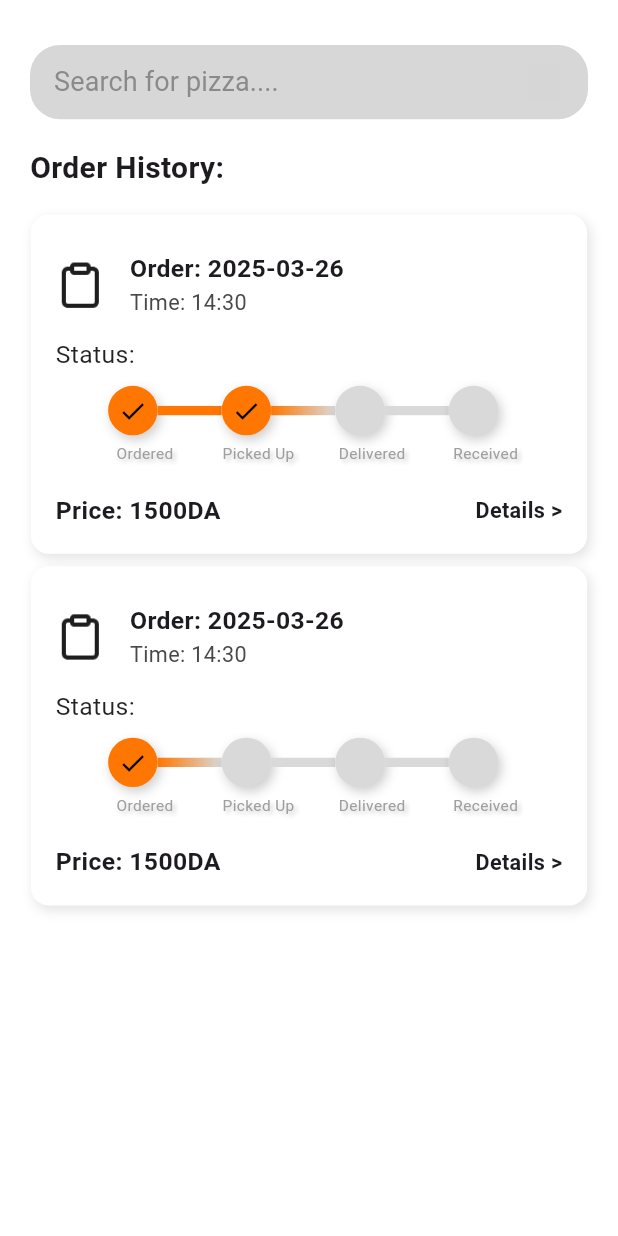
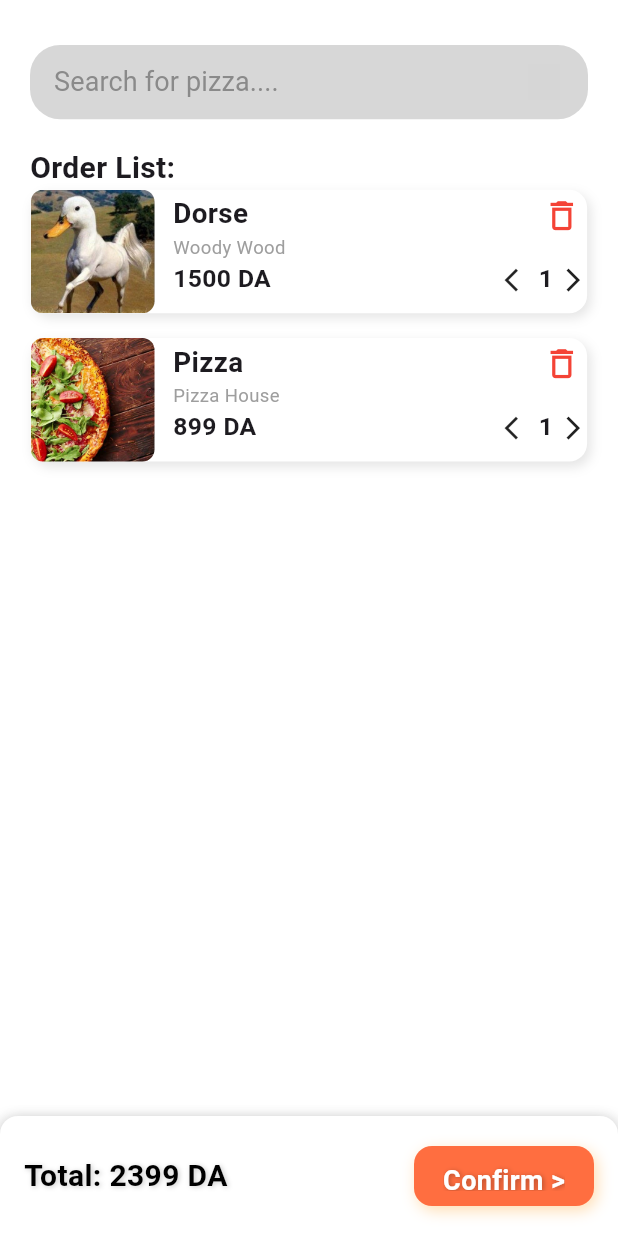
Before and after one commit to ansel-cordel/project_2CP, a Flutter app: the screen it shows after launch, after a tap on the "add" icon, on a phone screen of 412 x 824 dp. Run offline on Flutter 3.47's test engine with Material 3 defaults, Android fonts, the phone set to English and light mode, and no system bars; our stand-ins replace flutter_riverpod, get, google_fonts, riverpod_annotation; generated files the repository leaves out were written again; grey boxes are pictures that could not be loaded.

Commit message:
finished the order histoy and order list

```diff
--- a/lib/features/home/presentation/todays_menu.dart
+++ b/lib/features/home/presentation/todays_menu.dart
@@ -1,5 +1,7 @@
 import 'package:flutter/material.dart';
-import 'package:project_2cp/features/orders/presentation/orderhistory.dart';
+import 'package:project_2cp/features/orderhisyory/presentation/orderhistory.dart';
+import 'package:project_2cp/features/orderlist/presentation/orderlistpage.dart';
+
 import 'package:get/get.dart';
 
 class TodaysMenu_text extends StatelessWidget {
@@ -113,7 +115,7 @@ class _TodaysMenu_widgetState extends State<TodaysMenu_widget> {
                               children: [
                                 IconButton(
                                   onPressed: () {
-                                    num1 = num1 - 1;
+                                    Get.to(OrderHistoryPage());
                                   },
                                   icon: Icon(Icons.arrow_back_ios,
                                       color: Colors.black),
@@ -189,7 +191,7 @@ class _TodaysMenu_widgetState extends State<TodaysMenu_widget> {
               shape: RoundedRectangleBorder(
                   borderRadius: BorderRadius.circular(40)),
               onPressed: () {
-                Get.to(() => OrderHistoryPage());
+                Get.to(() => OrderListPage());
               },
               backgroundColor: Colors.orange[800],
               child: Icon(
--- /dev/null
+++ b/lib/features/orderhisyory/data/ordermodel.dart
@@ -0,0 +1,26 @@
+import 'package:project_2cp/features/orderlist/data/ordermodel.dart';
+
+class OrderHistory {
+  final String date;
+  final String time;
+  final int state;
+  final int price;
+  OrderHistory({
+    required this.date,
+    required this.price,
+    required this.state,
+    required this.time,
+  });
+  factory OrderHistory.fromOrder(Order order) {
+    return OrderHistory(
+      time:"HH-MM-SS" ,
+
+
+      price: order.price,
+
+
+      date: "DD-MM-YYYY",
+      state: 0, // Default status
+    );
+  }
+}
--- /dev/null
+++ b/lib/features/orderhisyory/presentation/orderhistory.dart
@@ -0,0 +1,62 @@
+import 'package:flutter/material.dart';
+import 'package:flutter_riverpod/flutter_riverpod.dart';
+import 'orderhistorywidget.dart';
+import 'package:project_2cp/core/widgets/search_widget.dart';
+
+import 'package:project_2cp/features/orderhisyory/providers/orderhistoryprovider.dart';
+
+class OrderHistoryPage extends ConsumerWidget {
+  const OrderHistoryPage({super.key});
+
+  @override
+  Widget build(BuildContext context, WidgetRef ref) {
+    final confirmedOrders = ref.watch(orderHistoryProvider); // Ensure you pass the correct provider
+
+    return Scaffold(
+      backgroundColor: Colors.white,
+      body: SingleChildScrollView(
+        child: Column(
+          children: [
+            Padding(
+              padding: EdgeInsets.symmetric(horizontal: 20),
+              child: search(),
+            ),
+            SizedBox(height: 8),
+            Align(
+              alignment: Alignment.centerLeft,
+              child: Padding(
+                padding: EdgeInsets.symmetric(horizontal: 20),
+                child: Text(
+                  "Order History:",
+                  style: TextStyle(fontWeight: FontWeight.bold, fontSize: 20),
+                ),
+              ),
+            ),
+            ListView.builder(
+              shrinkWrap: true,
+              physics: NeverScrollableScrollPhysics(),
+              padding: EdgeInsets.symmetric(
+                horizontal: MediaQuery.of(context).size.width * 0.05,
+                vertical: MediaQuery.of(context).size.height * 0.02,
+              ),
+              itemCount: confirmedOrders.length,
+              itemBuilder: (context, index) {
+                return Column(
+                  children: [
+                    OrderHistoryCard(
+                      date: confirmedOrders[index].date,
+                      time: confirmedOrders[index].time,
+                      state: confirmedOrders[index].state,
+                      price: confirmedOrders[index].price,
+                    ),
+                    SizedBox(height: MediaQuery.of(context).size.height * 0.01),
+                  ],
+                );
+              },
+            ),
+          ],
+        ),
+      ),
+    );
+  }
+}
--- a/lib/features/orders/presentation/orderhistorywidget.dart
+++ b/lib/features/orderhisyory/presentation/orderhistorywidget.dart
@@ -1,12 +1,15 @@
 import 'package:flutter/material.dart';
-import 'package:project_2cp/features/orders/presentation/track.dart';
+import 'package:project_2cp/features/orderhisyory/presentation/track.dart';
 
-class OrderCard {
-  static Widget addOrder(
-      {required String date,
-      required String time,
-      required int state,
-      required BuildContext context}) {
+class OrderHistoryCard extends StatelessWidget {
+  final String date;
+  final String time;
+  final int state;
+  final int price;
+  OrderHistoryCard(
+      {super.key, required this.date, required this.time, required this.state,required this.price});
+  @override
+  Widget build(BuildContext context) {
     return Column(
       crossAxisAlignment: CrossAxisAlignment.start,
       children: [
@@ -78,7 +81,7 @@ class OrderCard {
                 mainAxisAlignment: MainAxisAlignment.spaceBetween,
                 children: [
                   Text(
-                    "Price: 1500DA",
+                    "Price: $price DA",
                     style: TextStyle(
                       fontSize: MediaQuery.of(context).size.width * 0.04,
                       fontWeight: FontWeight.bold,
--- /dev/null
+++ b/lib/features/orderhisyory/providers/orderhistoryprovider.dart
@@ -0,0 +1,21 @@
+import 'package:project_2cp/features/orderlist/data/ordermodel.dart';
+import 'package:project_2cp/features/orderhisyory/data/ordermodel.dart';
+import 'package:flutter_riverpod/flutter_riverpod.dart';
+
+
+class OrderHistoryNotifier extends StateNotifier<List<OrderHistory>> {
+  OrderHistoryNotifier() : super([
+OrderHistory(date: "DD-MM-YYYY", price: 1500, state: 1, time: "HH-MM-SS"),
+OrderHistory(date: "DD-MM-YYYY", price: 3500, state: 3, time: "HH-MM-SS")
+
+  ]);
+
+  void addOrders(List<Order> newOrders) {
+    List<OrderHistory> convertedOrders = newOrders.map((order) => OrderHistory.fromOrder(order)).toList();
+    state = [...state, ...convertedOrders]; // Append converted orders
+  }
+}
+
+final orderHistoryProvider = StateNotifierProvider<OrderHistoryNotifier, List<OrderHistory>>(
+  (ref) => OrderHistoryNotifier(),
+);
--- /dev/null
+++ b/lib/features/orderlist/data/ordermodel.dart
@@ -0,0 +1,15 @@
+class Order {
+  final String id; // Unique identifier for each order
+  final String name;
+  final String resto;
+  final String image;
+  final int price;
+
+  Order({
+    required this.id,
+    required this.image,
+    required this.name,
+    required this.price,
+    required this.resto,
+  });
+}
--- /dev/null
+++ b/lib/features/orderlist/presentation/orderlistpage.dart
@@ -0,0 +1,155 @@
+import 'package:flutter/material.dart';
+import 'package:flutter_riverpod/flutter_riverpod.dart';
+import 'package:project_2cp/features/orderhisyory/presentation/orderhistory.dart';
+import 'package:project_2cp/features/orderlist/presentation/orderwidget.dart';
+import 'package:project_2cp/features/orderlist/providers/totalprovider.dart';
+import 'package:project_2cp/core/widgets/search_widget.dart';
+import 'package:project_2cp/features/orderlist/providers/listprovider.dart';
+import 'package:project_2cp/features/orderhisyory/providers/orderhistoryprovider.dart';
+import 'package:get/get.dart';
+
+class OrderListPage extends ConsumerWidget {
+  const OrderListPage({super.key});
+
+  @override
+  Widget build(BuildContext context, WidgetRef ref) {
+    final orders = ref.watch(orderListProvider);
+    final totalPrice = ref.watch(totalProvider);
+    final double screenWidth = MediaQuery.of(context).size.width;
+    final double screenheight = MediaQuery.of(context).size.height;
+
+    return Scaffold(
+      backgroundColor: Colors.white,
+      body: Column(
+        children: [
+          Padding(
+            padding: EdgeInsets.symmetric(horizontal: 20),
+            child: search(),
+          ),
+          SizedBox(
+            height: 8,
+          ),
+          Align(
+              alignment: Alignment.centerLeft,
+              child: Padding(
+                padding: EdgeInsets.symmetric(horizontal: 20),
+                child: Text("Order List:",
+                    style:
+                        TextStyle(fontWeight: FontWeight.bold, fontSize: 20)),
+              )),
+          Expanded(
+            child: ListView.builder(
+              itemCount: orders.length,
+              itemBuilder: (context, index) {
+                return Column(
+                  children: [
+                    OrderCard(
+                      id: orders[index].id,
+                      name: orders[index].name,
+                      price: orders[index].price,
+                      resto: orders[index].resto,
+                      image: orders[index].image,
+                      onDelete: () => ref
+                          .read(orderListProvider.notifier)
+                          .removeOrder(orders[index].id),
+                    ),
+                    SizedBox(
+                      height: screenheight * 0.02,
+                    )
+                  ],
+                );
+              },
+            ),
+          ),
+        ],
+      ),
+      bottomNavigationBar: SizedBox(
+        height: 80,
+        child: Container(
+          width: screenWidth,
+          padding: const EdgeInsets.symmetric(horizontal: 16),
+          decoration: BoxDecoration(
+            color: Colors.white,
+            borderRadius: const BorderRadius.only(
+              topLeft: Radius.circular(12),
+              topRight: Radius.circular(12),
+            ),
+            boxShadow: [
+              BoxShadow(
+                color: Colors.black.withOpacity(0.1),
+                blurRadius: 6,
+                offset: const Offset(-3, 0),
+              ),
+              BoxShadow(
+                color: Colors.black.withOpacity(0.1),
+                blurRadius: 6,
+                offset: const Offset(3, 0),
+              ),
+            ],
+          ),
+          child: Row(
+            mainAxisAlignment: MainAxisAlignment.spaceBetween,
+            children: [
+              Text(
+                "Total: $totalPrice DA",
+                style: TextStyle(
+                  fontSize: 20,
+                  fontWeight: FontWeight.bold,
+                  color: Colors.black,
+                  shadows: [
+                    Shadow(
+                      color: Colors.black.withOpacity(0.2),
+                      blurRadius: 4,
+                      offset: const Offset(1, 1),
+                    ),
+                  ],
+                ),
+              ),
+              GestureDetector(
+                onTap: () {
+                  ref.read(orderHistoryProvider.notifier).addOrders(orders);
+                  Get.to(OrderHistoryPage());
+                },
+                child: AnimatedContainer(
+                  duration: const Duration(milliseconds: 200),
+                  width: 120,
+                  height: 40,
+                  decoration: BoxDecoration(
+                    color: Colors.deepOrangeAccent,
+                    borderRadius: BorderRadius.circular(12),
+                    boxShadow: [
+                      BoxShadow(
+                        color: Colors.orangeAccent.withOpacity(0.4),
+                        blurRadius: 8,
+                        offset: const Offset(2, 3),
+                      ),
+                    ],
+                  ),
+                  padding:
+                      const EdgeInsets.symmetric(horizontal: 16, vertical: 10),
+                  child: Center(
+                    child: Text(
+                      "Confirm >",
+                      style: TextStyle(
+                        color: Colors.white,
+                        fontSize: 18,
+                        fontWeight: FontWeight.bold,
+                        shadows: [
+                          Shadow(
+                            color: Colors.black.withOpacity(0.3),
+                            blurRadius: 4,
+                            offset: const Offset(1, 1),
+                          ),
+                        ],
+                      ),
+                    ),
+                  ),
+                ),
+              ),
+            ],
+          ),
+        ),
+      ),
+    );
+  }
+}
--- /dev/null
+++ b/lib/features/orderlist/presentation/orderwidget.dart
@@ -0,0 +1,136 @@
+import 'package:flutter/material.dart';
+import 'package:flutter_riverpod/flutter_riverpod.dart';
+import 'package:project_2cp/features/orderlist/providers/orderprovider.dart';
+
+class OrderCard extends ConsumerWidget {
+  final String id;
+  final String name;
+  final String resto;
+  final int price;
+  final String image;
+  final VoidCallback onDelete;
+
+  const OrderCard({
+    super.key,
+    required this.id,
+    required this.onDelete,
+    required this.name,
+    required this.price,
+    required this.resto,
+    required this.image,
+  });
+
+  @override
+  Widget build(BuildContext context, WidgetRef ref) {
+    final double screenWidth = MediaQuery.of(context).size.width;
+    final double screenHeight = MediaQuery.of(context).size.height;
+    final double textScale = screenWidth / 400;
+
+    final amount = ref.watch(amountProvider.select((state) => state[id] ?? 1));
+
+    return Center(
+      child: Container(
+        height: screenHeight * 0.10,
+        width: screenWidth * 0.9,
+        decoration: BoxDecoration(
+          color: Colors.white,
+          borderRadius: BorderRadius.circular(12),
+          boxShadow: [
+            BoxShadow(
+              color: Colors.black.withOpacity(0.1),
+              blurRadius: 6,
+              offset: const Offset(2, 3),
+            ),
+          ],
+        ),
+        child: Row(
+          crossAxisAlignment: CrossAxisAlignment.start,
+          children: [
+            IntrinsicHeight(
+              child: SizedBox(
+                width: screenWidth * 0.2,
+                child: ClipRRect(
+                  borderRadius: BorderRadius.circular(8),
+                  child: Image.asset(image, fit: BoxFit.cover),
+                ),
+              ),
+            ),
+            SizedBox(width: screenWidth * 0.03),
+            Expanded(
+              child: Column(
+                crossAxisAlignment: CrossAxisAlignment.start,
+                children: [
+                  Row(
+                    mainAxisAlignment: MainAxisAlignment.spaceBetween,
+                    children: [
+                      Padding(
+                        padding: const EdgeInsets.only(top: 2),
+                        child: Text(
+                          name,
+                          style: TextStyle(
+                            fontWeight: FontWeight.bold,
+                            fontSize: 18 * textScale,
+                          ),
+                        ),
+                      ),
+                      Padding(
+                        padding: const EdgeInsets.only(top: 4, right: 4),
+                        child: GestureDetector(
+                          onTap: onDelete,
+                          child: Icon(Icons.delete_outline,
+                              color: Colors.red, size: 25 * textScale),
+                        ),
+                      ),
+                    ],
+                  ),
+                  Text(
+                    resto,
+                    style: TextStyle(color: Colors.grey, fontSize: 12 * textScale),
+                  ),
+                  Row(
+                    mainAxisAlignment: MainAxisAlignment.spaceBetween,
+                    children: [
+                      Text(
+                        "$price DA",
+                        style: TextStyle(
+                          fontSize: 16 * textScale,
+                          fontWeight: FontWeight.bold,
+                        ),
+                      ),
+                      Row(
+                        children: [
+                          GestureDetector(
+                            onTap: () {
+                              ref.read(amountProvider.notifier).decrement(id);
+                            },
+                            child: Icon(Icons.arrow_back_ios, size: 18 * textScale),
+                          ),
+                          Padding(
+                            padding: EdgeInsets.symmetric(horizontal: 4 * textScale),
+                            child: Text(
+                              amount.toString(),
+                              style: TextStyle(
+                                fontSize: 16 * textScale,
+                                fontWeight: FontWeight.bold,
+                              ),
+                            ),
+                          ),
+                          GestureDetector(
+                            onTap: () {
+                              ref.read(amountProvider.notifier).increment(id);
+                            },
+                            child: Icon(Icons.arrow_forward_ios, size: 18 * textScale),
+                          ),
+                        ],
+                      ),
+                    ],
+                  ),
+                ],
+              ),
+            ),
+          ],
+        ),
+      ),
+    );
+  }
+}
--- /dev/null
+++ b/lib/features/orderlist/providers/listprovider.dart
@@ -0,0 +1,30 @@
+import 'package:flutter_riverpod/flutter_riverpod.dart';
+import 'package:project_2cp/features/orderlist/data/ordermodel.dart';
+
+// Provider for managing the list of orders
+final orderListProvider =
+    StateNotifierProvider<OrderListNotifier, List<Order>>((ref) {
+  return OrderListNotifier();
+});
+
+class OrderListNotifier extends StateNotifier<List<Order>> {
+  OrderListNotifier()
+      : super([
+          Order(
+              id: "1",
+              name: "Dorse",
+              price: 1500,
+              resto: "Woody Wood",
+              image: "assets/dorse.jpeg"),
+          Order(
+              id: "2",
+              name: "Pizza",
+              price: 899,
+              resto: "Pizza House",
+              image: "assets/pizza.png"),
+        ]);
+
+  void removeOrder(String orderId) {
+    state = state.where((order) => order.id != orderId).toList();
+  }
+}
--- /dev/null
+++ b/lib/features/orderlist/providers/orderprovider.dart
@@ -0,0 +1,32 @@
+import 'package:flutter_riverpod/flutter_riverpod.dart';
+
+// Manages quantity for each order individually
+class AmountHandler extends StateNotifier<Map<String, int>> {
+  AmountHandler() : super({});
+
+  void increment(String orderId) {
+    state = {
+      ...state,
+      orderId: (state[orderId] ?? 1) + 1,
+    };
+  }
+
+  void decrement(String orderId) {
+    if (state[orderId] != null && state[orderId]! > 1) {
+      state = {
+        ...state,
+        orderId: state[orderId]! - 1,
+      };
+    }
+  }
+
+  int getAmount(String orderId) {
+    return state[orderId] ?? 1;
+  }
+}
+
+// Provider to access the AmountHandler
+final amountProvider =
+    StateNotifierProvider<AmountHandler, Map<String, int>>((ref) {
+  return AmountHandler();
+});
--- /dev/null
+++ b/lib/features/orderlist/providers/totalprovider.dart
@@ -0,0 +1,13 @@
+import 'package:flutter_riverpod/flutter_riverpod.dart';
+import 'package:project_2cp/features/orderlist/providers/listprovider.dart';
+import 'package:project_2cp/features/orderlist/providers/orderprovider.dart';
+
+final totalProvider = Provider<int>((ref) {
+  final orders = ref.watch(orderListProvider);
+  final quantities = ref.watch(amountProvider);
+
+  return orders.fold(0, (sum, order) {
+    final orderAmount = quantities[order.id] ?? 1;
+    return sum + (order.price * orderAmount);
+  });
+});
--- a/lib/features/orders/presentation/orderhistory.dart
+++ /dev/null
@@ -1,69 +0,0 @@
-import 'package:flutter/material.dart';
-import '../presentation/orderhistorywidget.dart';
-import 'package:project_2cp/core/widgets/search_widget.dart';
-
-class OrderHistoryPage extends StatefulWidget {
-  const OrderHistoryPage({super.key});
-
-  @override
-  State<OrderHistoryPage> createState() => _OrderHistoryPageState();
-}
-
-class _OrderHistoryPageState extends State<OrderHistoryPage> {
-  final List<Map<String, dynamic>> orderData = [
-    {"date": "2025-03-26", "time": "14:30", "state": 2},
-    {"date": "2025-03-26", "time": "14:30", "state": 1},
-  ];
-
-
-  @override
-  Widget build(BuildContext context) {
-    return Scaffold(
-      backgroundColor: Colors.white,
-      body: SingleChildScrollView(
-        child: Container(
-
-          child: Column(
-
-            children: [
-              Padding(
-                padding: EdgeInsets.symmetric(horizontal: 20),
-                child: search(),
-              ),
-              SizedBox(height: 8,),
-              Align(alignment:Alignment.centerLeft, child:  Padding(
-                padding: EdgeInsets.symmetric(horizontal: 20),
-                child: Text("Order History:",style: TextStyle(fontWeight: FontWeight.bold,fontSize: 20)),
-              )),
-
-              ListView.builder(
-                shrinkWrap: true, // Prevents infinite height expansion
-                physics:
-                    NeverScrollableScrollPhysics(), // Disables ListView's scrolling
-                padding: EdgeInsets.symmetric(
-                  horizontal: MediaQuery.of(context).size.width * 0.05,
-                  vertical: MediaQuery.of(context).size.height * 0.02,
-                ),
-                itemCount: orderData.length,
-                itemBuilder: (context, index) {
-                  return Column(
-                    children: [
-                      OrderCard.addOrder(
-                        context: context,
-                        date: orderData[index]["date"],
-                        time: orderData[index]["time"],
-                        state: orderData[index]["state"],
-                      ),
-                      SizedBox(
-                          height: MediaQuery.of(context).size.height * 0.01),
-                    ],
-                  );
-                },
-              ),
-            ],
-          ),
-        ),
-      ),
-    );
-  }
-}
--- a/pubspec.yaml
+++ b/pubspec.yaml
@@ -39,3 +39,4 @@ flutter:
     - assets/chef.jpg
     - assets/rich.jpg
     - assets/icon.png
+    - assets/dorse.jpeg
```
Also changed, not shown: assets/dorse.jpeg (added), lib/features/orderhisyory/presentation/track.dart (renamed from lib/features/orders/presentation/track.dart), 129 other files.
